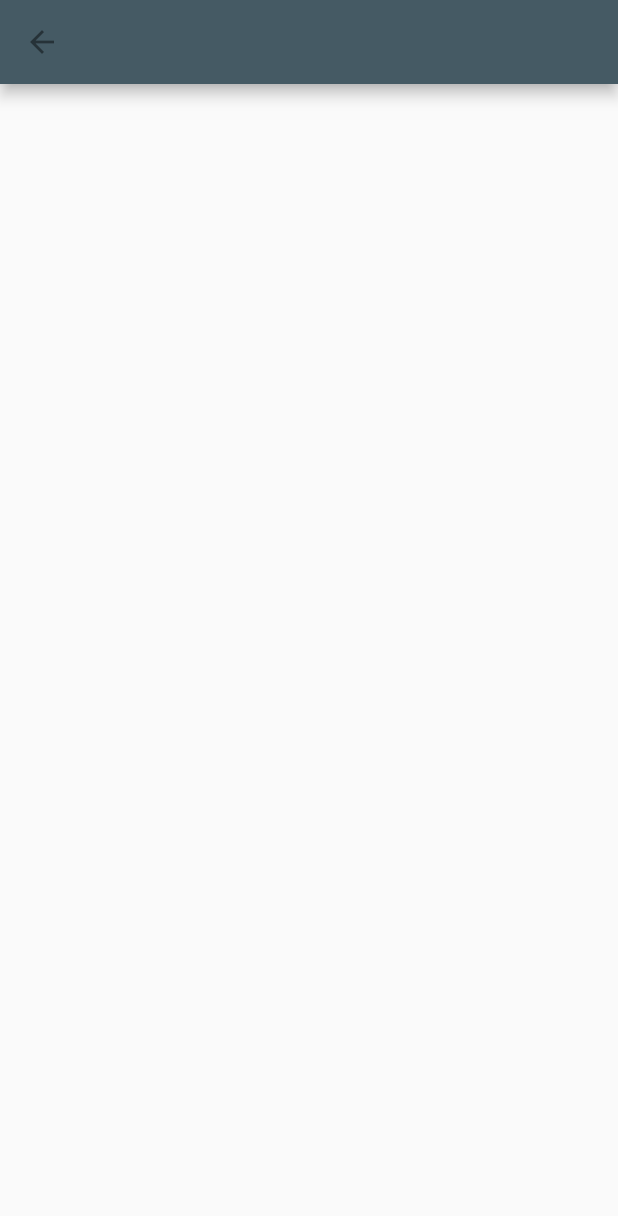
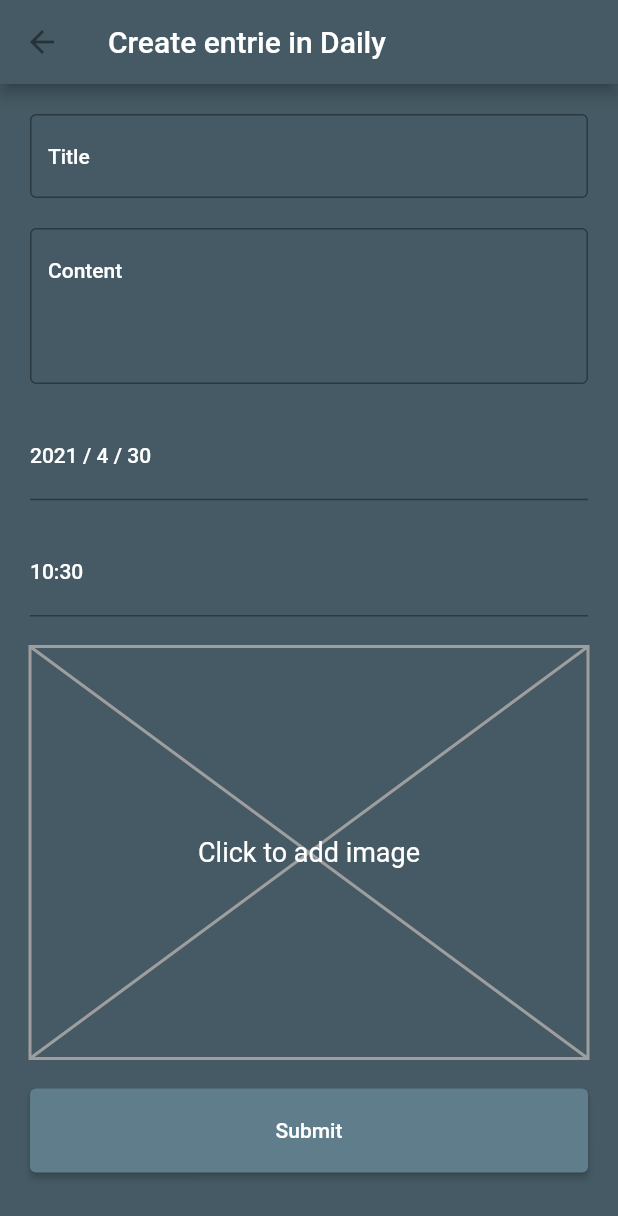
Before and after one commit to ErickLuizA/WhatIDid, a Flutter app: the screen it shows after launch, after a tap on the "add" icon, on a phone screen of 412 x 824 dp. Shown: the top 1216 px of the screen. Run offline on Flutter 3.47's test engine with Material 2 defaults, Android fonts, the phone set to English and light mode, and no system bars; our stand-ins replace equatable, file_picker, flutter_riverpod, flutter_svg, sembast, shared_preferences.

Commit message:
add: create entrie and category widgets and vm

```diff
--- a/lib/presentation/screens/create/create_screen.dart
+++ b/lib/presentation/screens/create/create_screen.dart
@@ -1,4 +1,6 @@
 import 'package:flutter/material.dart';
+import 'package:whatidid/presentation/screens/create/widgets/create_category_widget.dart';
+import 'package:whatidid/presentation/screens/create/widgets/create_entrie_widget.dart';
 
 class CreateScreen extends StatelessWidget {
   final String? category;
@@ -9,12 +11,10 @@ class CreateScreen extends StatelessWidget {
 
   @override
   Widget build(BuildContext context) {
-    print(category);
-    // if category is null
-    // render create category
-    // else render create entrie
-    return Scaffold(
-      appBar: AppBar(),
-    );
+    if (category == null) {
+      return CreateCategoryWidget();
+    } else {
+      return CreateEntrieWidget(category!);
+    }
   }
 }
--- /dev/null
+++ b/lib/presentation/screens/create/widgets/create_entrie_widget.dart
@@ -0,0 +1,235 @@
+import 'dart:io';
+
+import 'package:file_picker/file_picker.dart';
+import 'package:flutter/material.dart';
+import 'package:flutter_riverpod/flutter_riverpod.dart';
+import 'package:whatidid/application/providers/viewmodels/create_viewmodel.dart';
+import 'package:whatidid/application/providers/viewmodels/entries_viewmodel.dart'
+    hide State;
+import 'package:whatidid/domain/models/entrie.dart';
+
+class CreateEntrieWidget extends StatefulWidget {
+  final String category;
+
+  CreateEntrieWidget(this.category);
+
+  @override
+  _CreateEntrieWidgetState createState() => _CreateEntrieWidgetState();
+}
+
+class _CreateEntrieWidgetState extends State<CreateEntrieWidget> {
+  String title = '';
+  String content = '';
+  DateTime date = DateTime.now();
+  TimeOfDay time = TimeOfDay.now();
+
+  String? image;
+
+  @override
+  Widget build(BuildContext context) {
+    return Scaffold(
+      backgroundColor: Theme.of(context).primaryColor,
+      appBar: AppBar(
+        title: Text("Create entrie in ${widget.category}"),
+      ),
+      body: SingleChildScrollView(
+        child: Padding(
+          padding: const EdgeInsets.all(20),
+          child: Column(
+            mainAxisSize: MainAxisSize.max,
+            mainAxisAlignment: MainAxisAlignment.spaceBetween,
+            children: [
+              TextField(
+                decoration: InputDecoration(
+                  hintText: 'Title',
+                  hintStyle: Theme.of(context).primaryTextTheme.bodyText1,
+                  border: OutlineInputBorder(),
+                ),
+                style: Theme.of(context).primaryTextTheme.bodyText1,
+                keyboardType: TextInputType.name,
+                onChanged: (value) {
+                  setState(() {
+                    title = value;
+                  });
+                },
+              ),
+              SizedBox(height: 20),
+              TextField(
+                decoration: InputDecoration(
+                  hintText: 'Content',
+                  hintStyle: Theme.of(context).primaryTextTheme.bodyText1,
+                  border: OutlineInputBorder(),
+                ),
+                minLines: 4,
+                maxLines: 20,
+                style: Theme.of(context).primaryTextTheme.bodyText1,
+                keyboardType: TextInputType.name,
+                onChanged: (value) {
+                  setState(() {
+                    content = value;
+                  });
+                },
+              ),
+              SizedBox(height: 20),
+              TextField(
+                decoration: InputDecoration(
+                  labelText: "${date.year} / ${date.month} / ${date.day}",
+                  labelStyle: Theme.of(context).primaryTextTheme.bodyText1,
+                ),
+                readOnly: true,
+                onTap: () async {
+                  final newDate = await showDatePicker(
+                    context: context,
+                    initialDate: date,
+                    firstDate: DateTime.utc(2000),
+                    lastDate: DateTime.utc(2100),
+                  );
+
+                  if (newDate != null) {
+                    setState(() {
+                      date = DateTime(
+                        newDate.year,
+                        newDate.month,
+                        newDate.day,
+                      );
+                    });
+                  }
+                },
+              ),
+              SizedBox(height: 20),
+              TextField(
+                decoration: InputDecoration(
+                  labelText: "${time.hour}:${time.minute}",
+                  labelStyle: Theme.of(context).primaryTextTheme.bodyText1,
+                ),
+                readOnly: true,
+                onTap: () async {
+                  final newTime = await showTimePicker(
+                    context: context,
+                    initialTime: TimeOfDay.now(),
+                  );
+
+                  if (newTime != null) {
+                    setState(() {
+                      time = newTime;
+                    });
+                  }
+                },
+              ),
+              SizedBox(height: 20),
+              Builder(
+                builder: (context) {
+                  if (image != null) {
+                    return Image.file(
+                      File(image!),
+                      errorBuilder: (
+                        BuildContext context,
+                        Object exception,
+                        StackTrace? stackTrace,
+                      ) {
+                        setState(() {
+                          image = null;
+                        });
+
+                        return Text('😢');
+                      },
+                    );
+                  }
+
+                  return GestureDetector(
+                    behavior: HitTestBehavior.translucent,
+                    onTap: () async {
+                      final result = await FilePicker.platform.pickFiles(
+                        type: FileType.image,
+                        allowMultiple: false,
+                      );
+
+                      setState(() {
+                        image = result?.files.single.path;
+                      });
+                    },
+                    child: Stack(
+                      alignment: Alignment.center,
+                      children: [
+                        Placeholder(
+                          color: Colors.grey,
+                          fallbackHeight:
+                              MediaQuery.of(context).size.height / 3,
+                        ),
+                        Text(
+                          "Click to add image",
+                          style: Theme.of(context).primaryTextTheme.headline5,
+                        ),
+                      ],
+                    ),
+                  );
+                },
+              ),
+              SizedBox(height: 20),
+              SizedBox(
+                width: double.infinity,
+                child: ElevatedButton(
+                  style: ButtonStyle(
+                    padding: MaterialStateProperty.all(
+                      EdgeInsets.symmetric(vertical: 20),
+                    ),
+                    backgroundColor: MaterialStateProperty.all(
+                      Theme.of(context).primaryColorLight,
+                    ),
+                  ),
+                  onPressed: () async {
+                    final isValid = title.isNotEmpty && content.isNotEmpty;
+
+                    if (isValid) {
+                      final data = Entrie(
+                        title: title,
+                        image: image,
+                        content: content,
+                        category: widget.category,
+                        dateTime: DateTime(
+                          date.year,
+                          date.month,
+                          date.day,
+                          time.hour,
+                          time.minute,
+                        ),
+                      ).toMap();
+
+                      final result = await context
+                          .read(createViewModelProvider)
+                          .insertEntrie(data);
+
+                      if (!result) {
+                        ScaffoldMessenger.of(context).showSnackBar(
+                          SnackBar(
+                            content:
+                                Text("Failure in trying to add this category"),
+                          ),
+                        );
+                      } else {
+                        context
+                            .read(entriesViewModelProvider.notifier)
+                            .getAll(widget.category);
+
+                        if (Navigator.canPop(context)) {
+                          Navigator.pop(context);
+                        }
+                      }
+                    } else {
+                      ScaffoldMessenger.of(context).showSnackBar(
+                        SnackBar(
+                          content: Text("Fill all fields"),
+                        ),
+                      );
+                    }
+                  },
+                  child: Text("Submit"),
+                ),
+              ),
+            ],
+          ),
+        ),
+      ),
+    );
+  }
+}
```
Also changed, not shown: lib/application/providers/viewmodels/create_viewmodel.dart (added, +56 -0 lines), lib/presentation/screens/create/widgets/create_category_widget.dart (added, +145 -0 lines).
